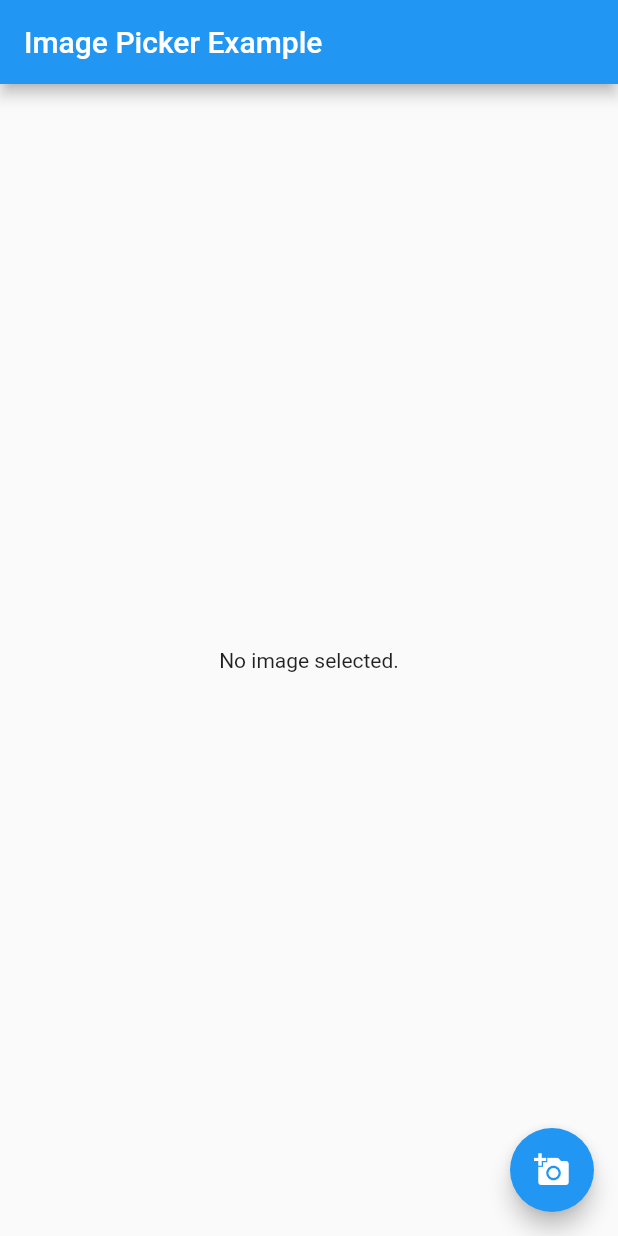
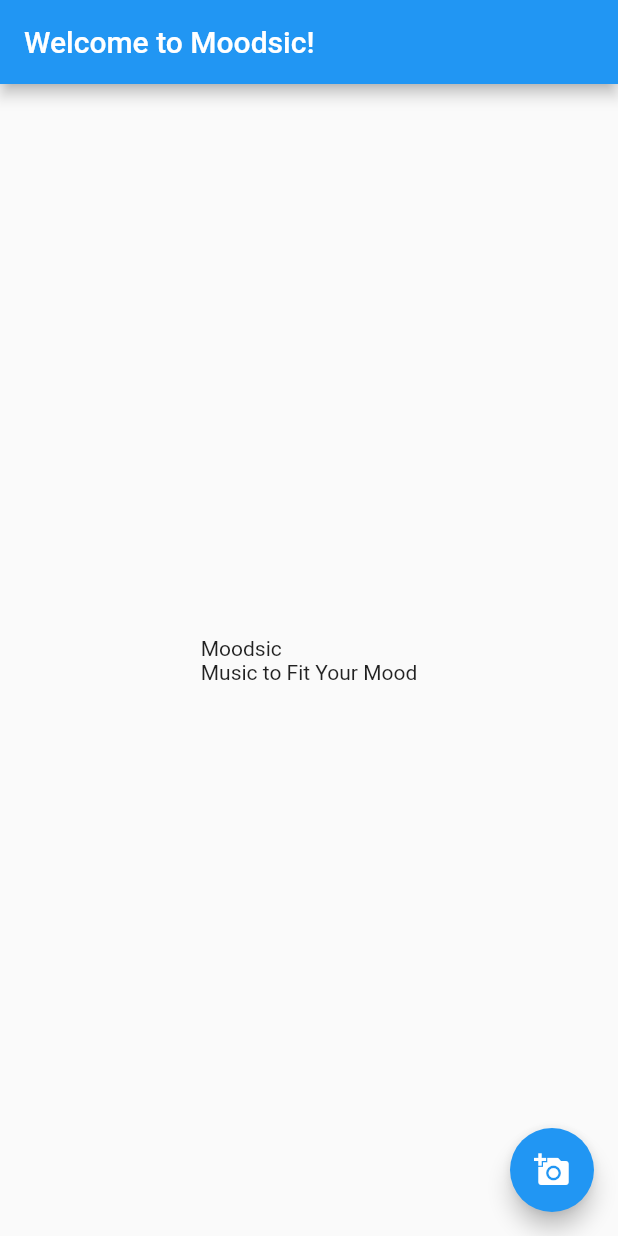
Before and after one commit to shamsterthehamster/Moodsic, a Flutter app: the screen it shows after launch, after a tap on the "add a photo" icon, on a phone screen of 412 x 824 dp. Run offline on Flutter 3.47's test engine with Material 2 defaults, Android fonts, the phone set to English and light mode, and no system bars; our stand-ins replace image_picker; missing offline and left inert: firebase_ml_vision; accounts and stored records are empty.

```diff
--- a/moodsic_app/lib/main.dart
+++ b/moodsic_app/lib/main.dart
@@ -2,6 +2,7 @@ import 'package:flutter/material.dart';
 import 'package:image_picker/image_picker.dart';
 import 'dart:io';
 import 'dart:async';
+import 'package:firebase_ml_vision/firebase_ml_vision.dart';
 
 void main() => runApp(MyApp());
 
@@ -37,24 +38,40 @@ class MyHomePage extends StatefulWidget {
 
 class _MyHomePageState extends State<MyHomePage> {
   File _image;
+  List<Face> allFaces;
 
   Future getImage() async {
     var image = await ImagePicker.pickImage(source: ImageSource.camera);
 
     setState(() {
       _image = image;
+      scanImage(_image);
     });
+  }
+
+  Future scanImage(File _image) async {
+    final FirebaseVisionImage visionImage = FirebaseVisionImage.fromFile(_image);
+    final FaceDetector faceDetector = FirebaseVision.instance.faceDetector(FaceDetectorOptions(enableClassification: true));
+    List<Face> allFaces = await faceDetector.detectInImage(visionImage);
+    for (Face face in allFaces) {
+      if (face.smilingProbability != null) {
+        final double smileProb = face.smilingProbability;
+        if(smileProb>=0.80){
+          print("Happy!");
+        }
+      }
+    }
   }
 
   @override
   Widget build(BuildContext context) {
     return new Scaffold(
         appBar: new AppBar(
-          title: new Text('Image Picker Example'),
+          title: new Text('Welcome to Moodsic!'),
         ),
         body: new Center(
           child: _image == null
-              ? new Text('No image selected.')
+              ? new Text('Moodsic\nMusic to Fit Your Mood')
               : new Image.file(_image),
         ),
         floatingActionButton: new FloatingActionButton(
--- a/moodsic_app/pubspec.yaml
+++ b/moodsic_app/pubspec.yaml
@@ -21,6 +21,7 @@ dependencies:
   cupertino_icons: ^0.1.2
 
   image_picker:
+  firebase_ml_vision: ^0.1.2
 
 dev_dependencies:
   flutter_test:
```
Also changed, not shown: moodsic_app/pubspec.lock, 2 other files.
